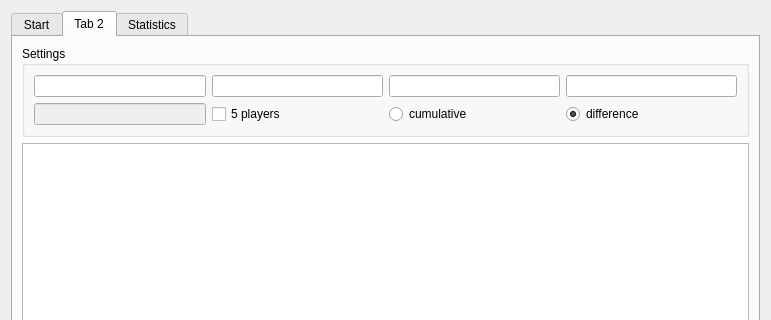
The window that ui/counterwidget.ui (niniemann/TackenCounter) describes before a commit, drawn with Qt 5; both pictures show x 0 to 771 and y 0 to 320 of the 771 by 700 pixel window.
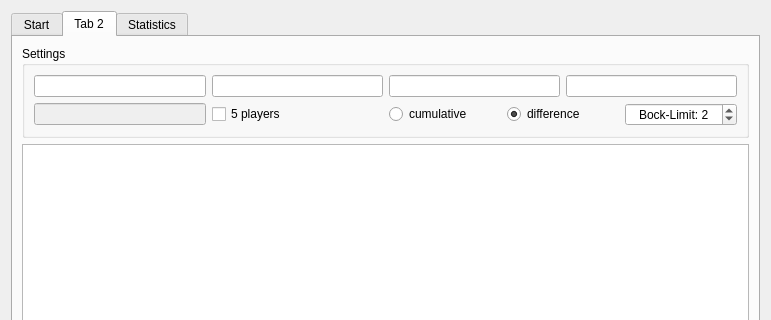
The same window after the commit. The open tabs and pages were chosen to show the change. Custom widgets are drawn as their Qt base class.

Commit message: added a limit to the BOCK depth

Patch:
```diff
--- a/ui/counterwidget.ui
+++ b/ui/counterwidget.ui
@@ -235,6 +235,22 @@
               </property>
              </widget>
             </item>
+            <item>
+             <widget class="QSpinBox" name="spinMaxBock">
+              <property name="alignment">
+               <set>Qt::AlignCenter</set>
+              </property>
+              <property name="prefix">
+               <string>Bock-Limit: </string>
+              </property>
+              <property name="maximum">
+               <number>5</number>
+              </property>
+              <property name="value">
+               <number>2</number>
+              </property>
+             </widget>
+            </item>
            </layout>
           </item>
          </layout>
```
Left out of the diff: 2 changed lines with no effect on the pictures. The commit also changes 4 other files.
